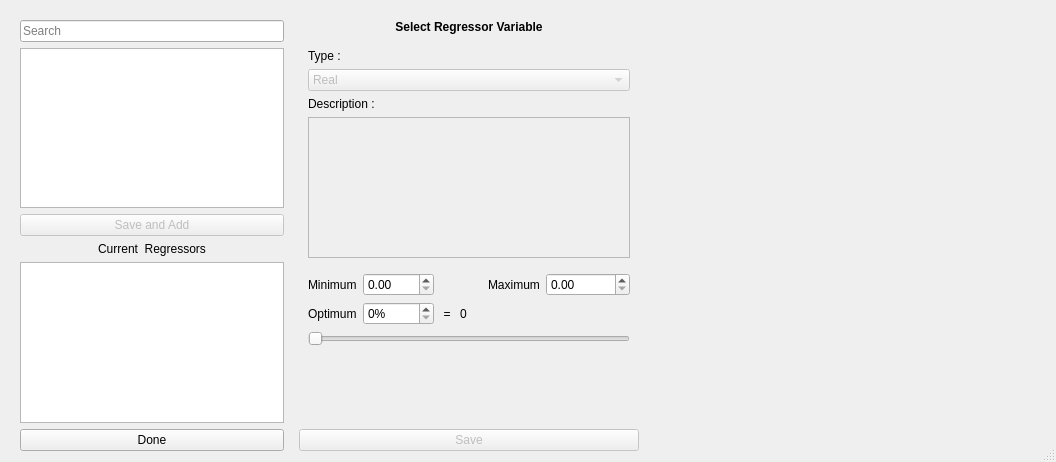
Above: braviz/interaction/qt_guis/regressors_select.ui from diego0020/braviz-app before the change. Below: the same form after it.
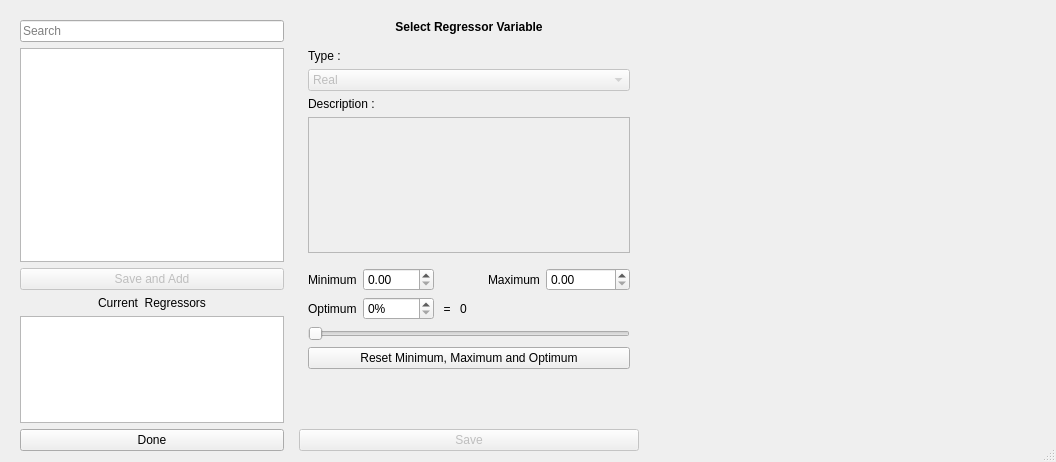
That is the form after the change. The open tabs and pages were chosen to show the change.

Commit message:
Interface improvements to variable select dialogs Added a button to reset problematic min-max values for real variables
Better number formatting for scalars in subject overview

```diff
--- a/braviz/interaction/qt_guis/regressors_select.ui
+++ b/braviz/interaction/qt_guis/regressors_select.ui
@@ -34,7 +34,7 @@
      <property name="frameShadow">
       <enum>QFrame::Raised</enum>
      </property>
-     <layout class="QVBoxLayout" name="verticalLayout_2">
+     <layout class="QVBoxLayout" name="verticalLayout_2" stretch="0,2,0,0,1,0">
       <property name="bottomMargin">
        <number>0</number>
       </property>
@@ -104,22 +104,6 @@
         </property>
        </widget>
       </item>
-      <item>
-       <spacer name="verticalSpacer">
-        <property name="orientation">
-         <enum>Qt::Vertical</enum>
-        </property>
-        <property name="sizeType">
-         <enum>QSizePolicy::Expanding</enum>
-        </property>
-        <property name="sizeHint" stdset="0">
-         <size>
-          <width>20</width>
-          <height>10</height>
-         </size>
-        </property>
-       </spacer>
-      </item>
       <item>
        <widget class="QLabel" name="label">
         <property name="text">
@@ -403,7 +387,7 @@
                </property>
               </widget>
              </item>
-             <item row="3" column="0">
+             <item row="4" column="0">
               <spacer name="verticalSpacer_2">
                <property name="orientation">
                 <enum>Qt::Vertical</enum>
@@ -416,6 +400,13 @@
                </property>
               </spacer>
              </item>
+             <item row="3" column="0" colspan="6">
+              <widget class="QPushButton" name="reset_real_meta">
+               <property name="text">
+                <string>Reset Minimum, Maximum and Optimum</string>
+               </property>
+              </widget>
+             </item>
             </layout>
            </widget>
           </widget>
```
Left out of the diff: 4 changed lines with no effect on the pictures. The commit also changes 11 other files.
